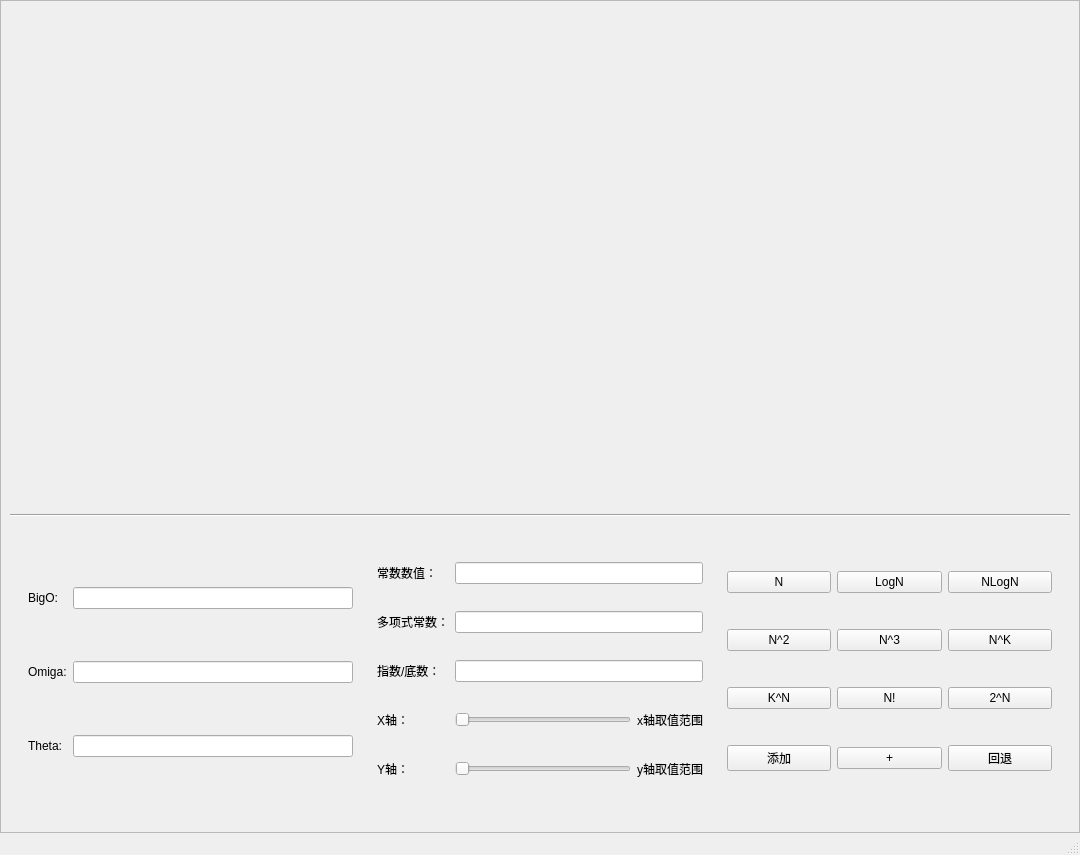
This is ModuleD/Notation.ui in Hebici1030/AlgorithmVisualization as Qt 5 draws it before an edit. The edited form follows.
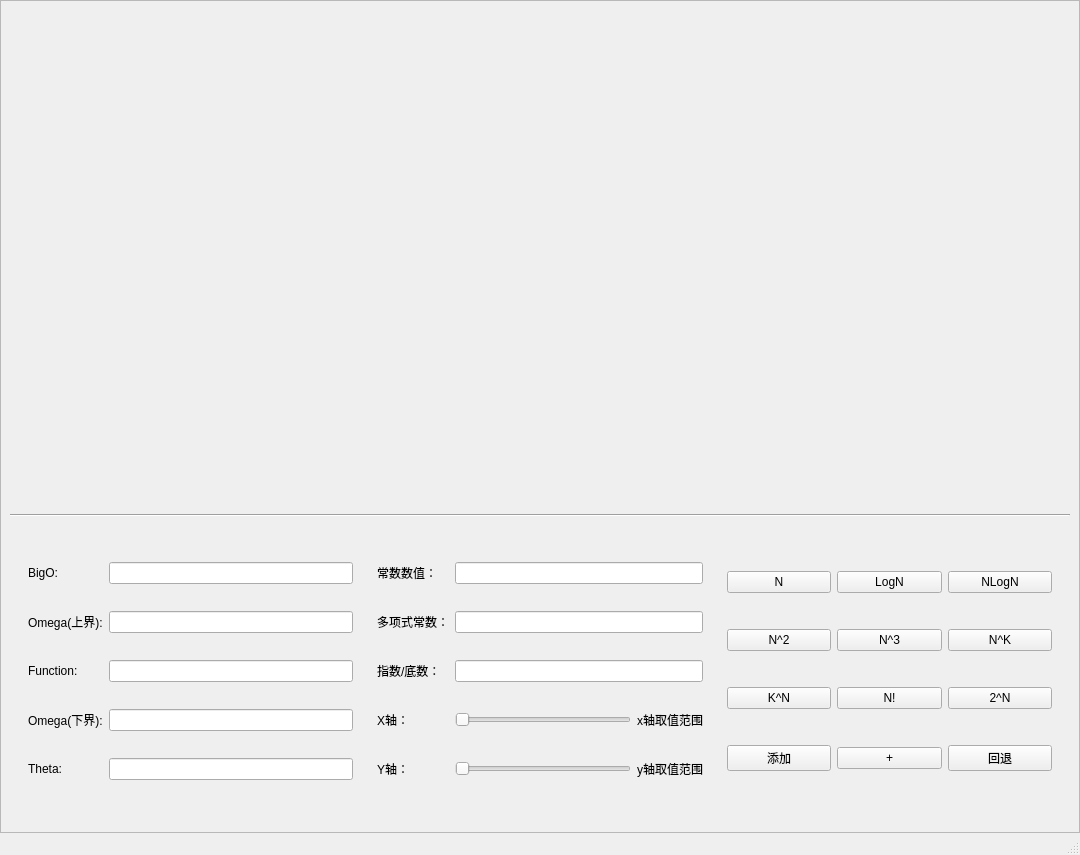
This is the edited form.

The edit to the form file:
```diff
--- a/ModuleD/Notation.ui
+++ b/ModuleD/Notation.ui
@@ -79,26 +79,11 @@
               </size>
              </property>
              <layout class="QGridLayout" name="gridLayout_3">
-              <item row="0" column="0">
-               <widget class="QLabel" name="label">
-                <property name="text">
-                 <string>BigO:</string>
-                </property>
-               </widget>
+              <item row="4" column="1">
+               <widget class="QLineEdit" name="ThetaDispalyer"/>
               </item>
               <item row="1" column="1">
-               <widget class="QLineEdit" name="OmigaDispalyer">
-                <property name="text">
-                 <string/>
-                </property>
-               </widget>
-              </item>
-              <item row="1" column="0">
-               <widget class="QLabel" name="label_2">
-                <property name="text">
-                 <string>Omiga:</string>
-                </property>
-               </widget>
+               <widget class="QLineEdit" name="OmegaUp"/>
               </item>
               <item row="0" column="1">
                <widget class="QLineEdit" name="BigDispalyer">
@@ -107,15 +92,50 @@
                 </property>
                </widget>
               </item>
-              <item row="2" column="0">
+              <item row="4" column="0">
                <widget class="QLabel" name="label_3">
                 <property name="text">
                  <string>Theta:</string>
                 </property>
                </widget>
               </item>
+              <item row="2" column="0">
+               <widget class="QLabel" name="label_2">
+                <property name="text">
+                 <string>Function:</string>
+                </property>
+               </widget>
+              </item>
               <item row="2" column="1">
-               <widget class="QLineEdit" name="ThetaDispalyer"/>
+               <widget class="QLineEdit" name="OmigaDispalyer">
+                <property name="text">
+                 <string/>
+                </property>
+               </widget>
+              </item>
+              <item row="1" column="0">
+               <widget class="QLabel" name="label_11">
+                <property name="text">
+                 <string>Omega(上界):</string>
+                </property>
+               </widget>
+              </item>
+              <item row="0" column="0">
+               <widget class="QLabel" name="label">
+                <property name="text">
+                 <string>BigO:</string>
+                </property>
+               </widget>
+              </item>
+              <item row="3" column="1">
+               <widget class="QLineEdit" name="OmegaDown"/>
+              </item>
+              <item row="3" column="0">
+               <widget class="QLabel" name="label_12">
+                <property name="text">
+                 <string>Omega(下界):</string>
+                </property>
+               </widget>
               </item>
              </layout>
             </widget>
```
